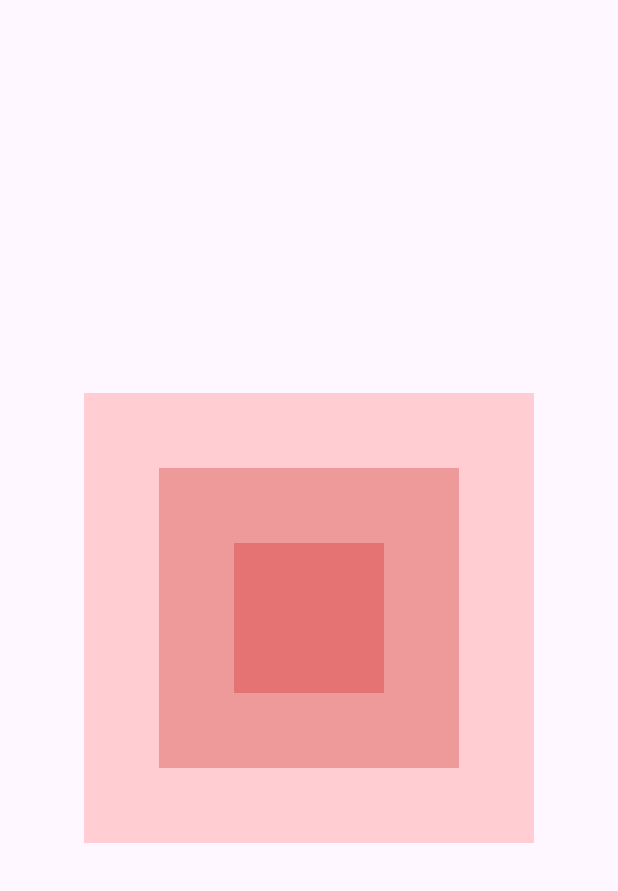
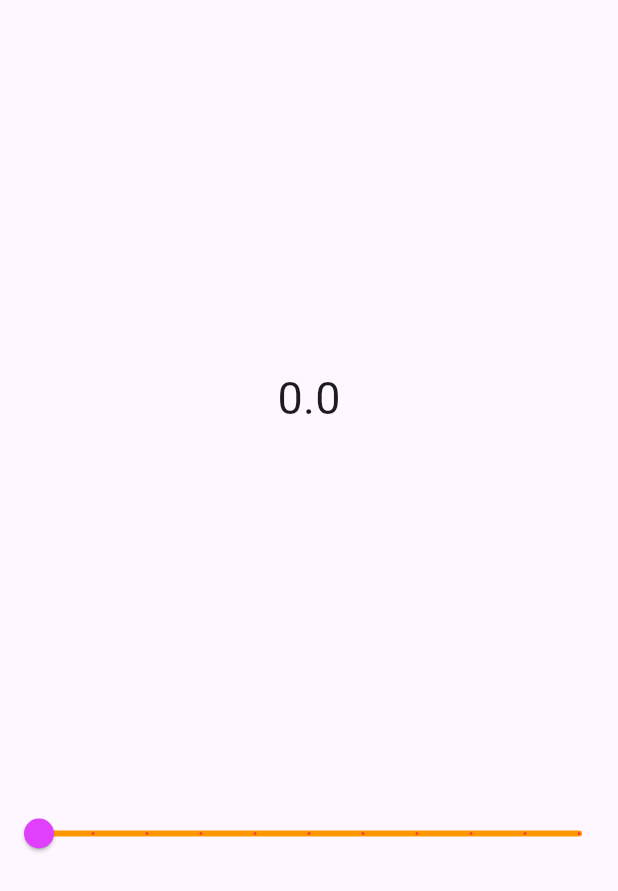
Before and after one commit to guledabdilatif/flutter_widgets, a Flutter app: the screen it shows after launch, on a phone screen of 412 x 824 dp. Shown: the top 891 px of the screen. Run offline on Flutter 3.47's test engine with Material 3 defaults, Android fonts, the phone set to English and light mode, and no system bars.

Commit message:
slider_widget, textfield_widget

```diff
--- a/lib/main.dart
+++ b/lib/main.dart
@@ -1,6 +1,8 @@
 import 'package:flutter/material.dart';
-import 'package:flutter_widgets/PageViewWidget.dart';
-import 'package:flutter_widgets/stackWidget.dart';
+import 'package:flutter_widgets/slider_widget.dart';
+// import 'package:flutter_widgets/PageViewWidget.dart';
+// import 'package:flutter_widgets/stackWidget.dart';
+import 'package:flutter_widgets/textfield_widget.dart';
 // import 'package:flutter_widgets/AnimatedContainerWidget.dart';
 // import 'package:flutter_widgets/AppBarWidget.dart';
 // import 'package:flutter_widgets/BottomNavBar.dart';
@@ -25,7 +27,7 @@ class MyApp extends StatelessWidget {
 
   @override
   Widget build(BuildContext context) {
-    return MaterialApp(debugShowCheckedModeBanner: false, home: Stackwidget());
+    return MaterialApp(debugShowCheckedModeBanner: false, home: SliderWidget());
   }
 }
 
--- /dev/null
+++ b/lib/slider_widget.dart
@@ -0,0 +1,38 @@
+import 'package:flutter/material.dart';
+
+class SliderWidget extends StatefulWidget {
+  const SliderWidget({super.key});
+
+  @override
+  State<SliderWidget> createState() => _SliderWidgetState();
+}
+
+class _SliderWidgetState extends State<SliderWidget> {
+  double currentValue = 0;
+  @override
+  Widget build(BuildContext context) {
+    return Scaffold(
+      body: Column(
+        mainAxisAlignment: MainAxisAlignment.spaceEvenly,
+        children: [
+          Text(currentValue.toString(), style: TextStyle(fontSize: 30)),
+          Slider(
+            min: 0,
+            max: 10,
+            divisions: 10,
+            value: currentValue,
+            label: currentValue.toString(),
+            activeColor: Colors.red,
+            inactiveColor: Colors.orange,
+            thumbColor: Colors.purpleAccent,
+            onChanged: (value) {
+              setState(() {
+                currentValue = value;
+              });
+            },
+          ),
+        ],
+      ),
+    );
+  }
+}
```
Also changed, not shown: lib/textfield_widget.dart (added, +55 -0 lines).
